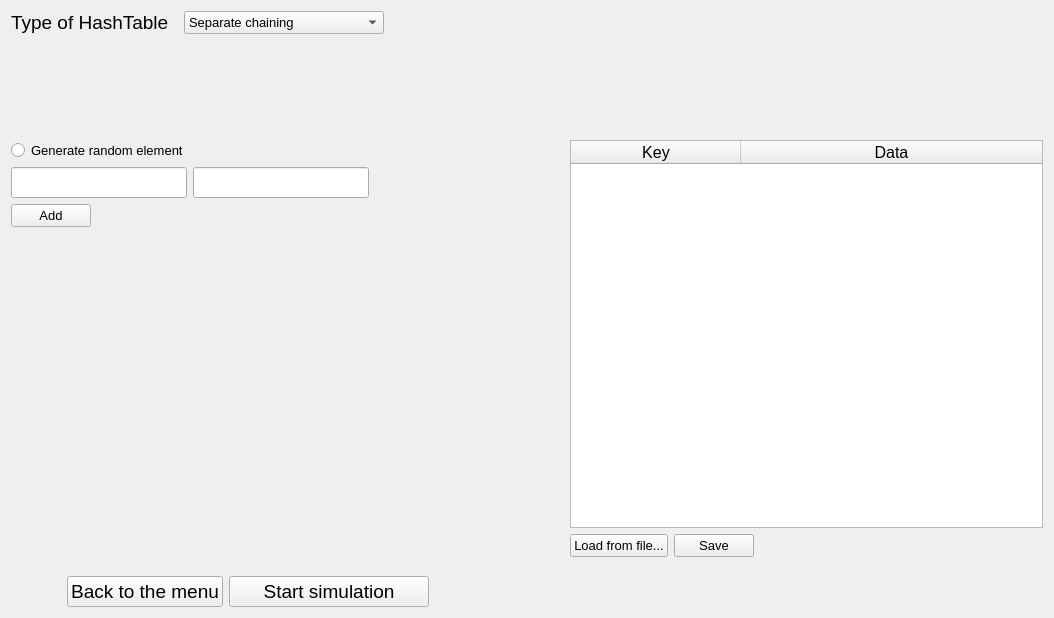
greenTransistor/year2sem2lab2, file HashTables/simulationpresettings.ui: the form before one commit.
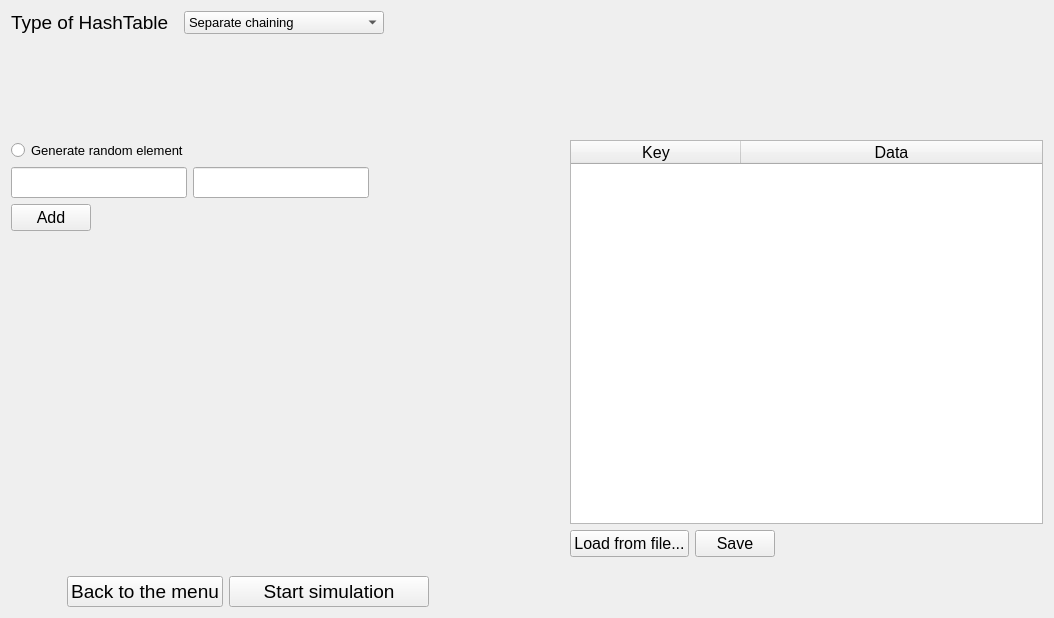
The form after the commit.

What changed in the file:
```diff
--- a/HashTables/simulationpresettings.ui
+++ b/HashTables/simulationpresettings.ui
@@ -155,7 +155,7 @@
         <widget class="QPushButton" name="addButton">
          <property name="font">
           <font>
-           <pointsize>10</pointsize>
+           <pointsize>12</pointsize>
           </font>
          </property>
          <property name="text">
@@ -254,6 +254,17 @@
            <verstretch>0</verstretch>
           </sizepolicy>
          </property>
+         <property name="font">
+          <font>
+           <pointsize>12</pointsize>
+          </font>
+         </property>
+         <property name="editTriggers">
+          <set>QAbstractItemView::NoEditTriggers</set>
+         </property>
+         <property name="alternatingRowColors">
+          <bool>false</bool>
+         </property>
          <property name="columnCount">
           <number>2</number>
          </property>
@@ -300,7 +311,7 @@
           <widget class="QPushButton" name="loadButton">
            <property name="font">
             <font>
-             <pointsize>10</pointsize>
+             <pointsize>12</pointsize>
             </font>
            </property>
            <property name="text">
@@ -312,7 +323,7 @@
           <widget class="QPushButton" name="saveButton">
            <property name="font">
             <font>
-             <pointsize>10</pointsize>
+             <pointsize>12</pointsize>
             </font>
            </property>
            <property name="text">
```
